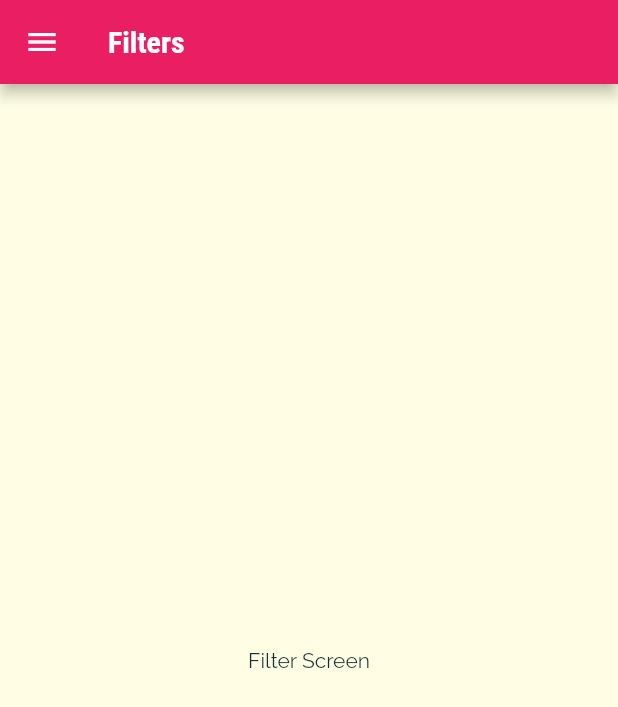
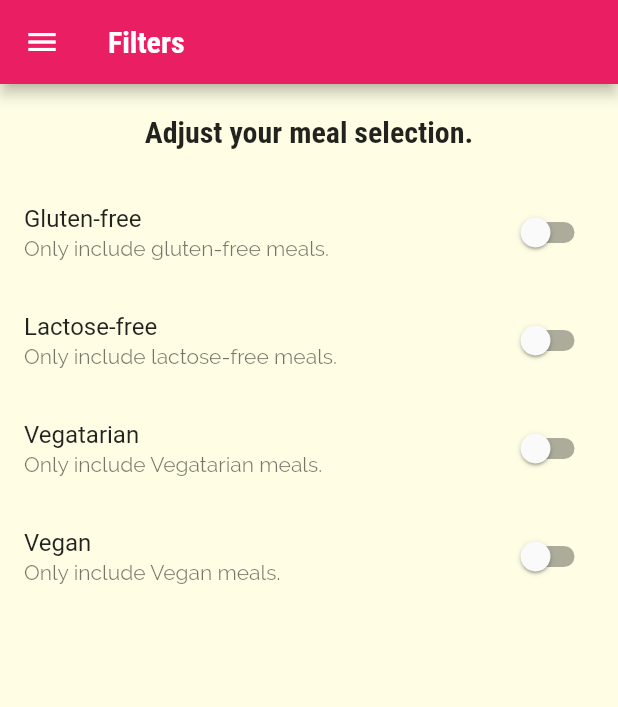
Before and after one commit to yunusyerli1/mealapp, a Flutter app: the FiltersScreen screen opened by its route, on a phone screen of 412 x 824 dp. Shown: the top 707 px of the screen. Run offline on Flutter 3.47's test engine with Material 2 defaults, Android fonts, the phone set to English and light mode, and no system bars.

Commit message:
filter page added

```diff
--- a/lib/screens/filters_screen.dart
+++ b/lib/screens/filters_screen.dart
@@ -1,8 +1,28 @@
 import 'package:flutter/material.dart';
 import '../widgets/main_drawer.dart';
 
-class FiltersScreen extends StatelessWidget {
+class FiltersScreen extends StatefulWidget {
   static const routeName = '/filters';
+
+  @override
+  State<FiltersScreen> createState() => _FiltersScreenState();
+}
+
+class _FiltersScreenState extends State<FiltersScreen> {
+  var _glutenFree = false;
+  var _vegetarian = false;
+  var _vegan = false;
+  var _lactoseFree = false;
+
+  Widget _buildSwitchListTile(String title, String description,
+      bool currentValue, Function updateValue) {
+    return SwitchListTile(
+      title: Text(title),
+      subtitle: Text(description),
+      value: currentValue,
+      onChanged: updateValue,
+    );
+  }
 
   @override
   Widget build(BuildContext context) {
@@ -11,8 +31,45 @@ class FiltersScreen extends StatelessWidget {
           title: Text('Filters'),
         ),
         drawer: MainDrawer(),
-        body: Center(
-          child: Text('Filter Screen'),
+        body: Column(
+          children: <Widget>[
+            Container(
+              padding: EdgeInsets.all(20),
+              child: Text(
+                'Adjust your meal selection.',
+                style: Theme.of(context).textTheme.headline6,
+              ),
+            ),
+            Expanded(
+                child: ListView(children: <Widget>[
+              _buildSwitchListTile(
+                  'Gluten-free', 'Only include gluten-free meals.', _glutenFree,
+                  (newValue) {
+                setState(() {
+                  _glutenFree = newValue;
+                });
+              }),
+              _buildSwitchListTile('Lactose-free',
+                  'Only include lactose-free meals.', _lactoseFree, (newValue) {
+                setState(() {
+                  _lactoseFree = newValue;
+                });
+              }),
+              _buildSwitchListTile(
+                  'Vegatarian', 'Only include Vegatarian meals.', _vegetarian,
+                  (newValue) {
+                setState(() {
+                  _vegetarian = newValue;
+                });
+              }),
+              _buildSwitchListTile('Vegan', 'Only include Vegan meals.', _vegan,
+                  (newValue) {
+                setState(() {
+                  _vegan = newValue;
+                });
+              }),
+            ]))
+          ],
         ));
   }
 }
```
